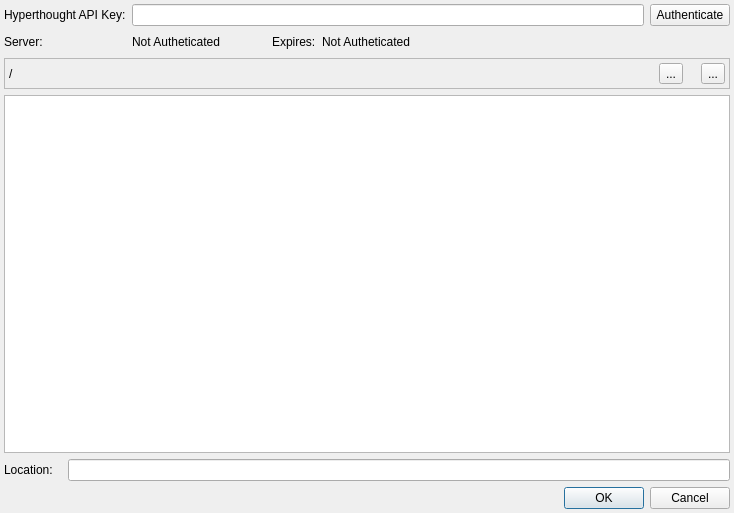
Qt form hyperthoughtdialog.ui (BlueQuartzSoftware/MetaForge) before a commit.
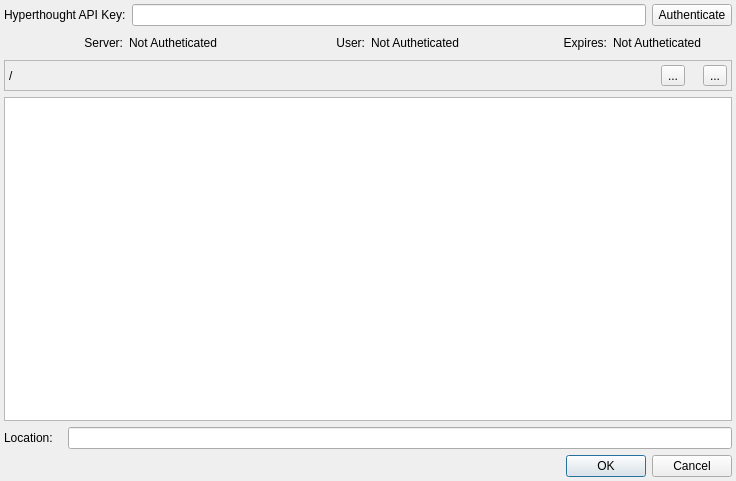
The same form after that commit. Icons and pictures are not drawn. Custom widgets are drawn as their Qt base class.

Commit message: Various updates and UX improvements to the HyperThought Dialog.

```diff
--- a/hyperthoughtdialog.ui
+++ b/hyperthoughtdialog.ui
@@ -6,8 +6,8 @@
    <rect>
     <x>0</x>
     <y>0</y>
-    <width>734</width>
-    <height>513</height>
+    <width>736</width>
+    <height>481</height>
    </rect>
   </property>
   <property name="sizePolicy">
@@ -29,7 +29,7 @@
    <property name="spacing">
     <number>6</number>
    </property>
-   <item row="2" column="0" colspan="9">
+   <item row="2" column="0" colspan="12">
     <widget class="QFrame" name="frame">
      <property name="sizePolicy">
       <sizepolicy hsizetype="Preferred" vsizetype="Preferred">
@@ -109,34 +109,68 @@
      </layout>
     </widget>
    </item>
-   <item row="1" column="2">
-    <widget class="QLabel" name="ht_server_url">
-     <property name="text">
-      <string>Not Autheticated</string>
-     </property>
-    </widget>
-   </item>
-   <item row="4" column="1" colspan="8">
+   <item row="4" column="1" colspan="11">
     <widget class="QLineEdit" name="locationLineEdit"/>
    </item>
-   <item row="3" column="0" colspan="9">
-    <widget class="QListView" name="listView"/>
-   </item>
-   <item row="1" column="0">
-    <widget class="QLabel" name="label">
-     <property name="text">
-      <string>Server:</string>
+   <item row="1" column="0" colspan="12">
+    <layout class="QHBoxLayout" name="horizontalLayout_3">
+     <property name="margin">
+      <number>4</number>
      </property>
-    </widget>
+     <item>
+      <widget class="QLabel" name="label">
+       <property name="text">
+        <string>Server:</string>
+       </property>
+       <property name="alignment">
+        <set>Qt::AlignRight|Qt::AlignTrailing|Qt::AlignVCenter</set>
+       </property>
+      </widget>
+     </item>
+     <item>
+      <widget class="QLabel" name="ht_server_url">
+       <property name="text">
+        <string>Not Autheticated</string>
+       </property>
+      </widget>
+     </item>
+     <item>
+      <widget class="QLabel" name="label_3">
+       <property name="text">
+        <string>User:</string>
+       </property>
+       <property name="alignment">
+        <set>Qt::AlignRight|Qt::AlignTrailing|Qt::AlignVCenter</set>
+       </property>
+      </widget>
+     </item>
+     <item>
+      <widget class="QLabel" name="ht_username">
+       <property name="text">
+        <string>Not Autheticated</string>
+       </property>
+      </widget>
+     </item>
+     <item>
+      <widget class="QLabel" name="label_2">
+       <property name="text">
+        <string>Expires:</string>
+       </property>
+       <property name="alignment">
+        <set>Qt::AlignRight|Qt::AlignTrailing|Qt::AlignVCenter</set>
+       </property>
+      </widget>
+     </item>
+     <item>
+      <widget class="QLabel" name="token_expiration">
+       <property name="text">
+        <string>Not Autheticated</string>
+       </property>
+      </widget>
+     </item>
+    </layout>
    </item>
-   <item row="1" column="4">
-    <widget class="QLabel" name="label_2">
-     <property name="text">
-      <string>Expires:</string>
-     </property>
-    </widget>
-   </item>
-   <item row="0" column="2" colspan="6">
+   <item row="0" column="2" colspan="9">
     <widget class="QLineEdit" name="apiKeyLineEdit">
      <property name="sizePolicy">
       <sizepolicy hsizetype="Minimum" vsizetype="Fixed">
@@ -152,13 +186,6 @@
      </property>
     </widget>
    </item>
-   <item row="1" column="5">
-    <widget class="QLabel" name="token_expiration">
-     <property name="text">
-      <string>Not Autheticated</string>
-     </property>
-    </widget>
-   </item>
    <item row="0" column="0" colspan="2">
     <widget class="QLabel" name="apiKeyLabel">
      <property name="text">
@@ -166,7 +193,7 @@
      </property>
     </widget>
    </item>
-   <item row="0" column="8">
+   <item row="0" column="11">
     <widget class="QPushButton" name="apiKeyButton">
      <property name="text">
       <string>Authenticate</string>
@@ -180,20 +207,7 @@
      </property>
     </widget>
    </item>
-   <item row="5" column="6">
-    <spacer name="horizontalSpacer">
-     <property name="orientation">
-      <enum>Qt::Horizontal</enum>
-     </property>
-     <property name="sizeHint" stdset="0">
-      <size>
-       <width>380</width>
-       <height>20</height>
-      </size>
-     </property>
-    </spacer>
-   </item>
-   <item row="5" column="7" colspan="2">
+   <item row="5" column="10" colspan="2">
     <widget class="QDialogButtonBox" name="buttonBox">
      <property name="orientation">
       <enum>Qt::Horizontal</enum>
@@ -203,24 +217,47 @@
      </property>
     </widget>
    </item>
-   <item row="1" column="3">
-    <spacer name="horizontalSpacer_4">
+   <item row="5" column="7" colspan="3">
+    <spacer name="horizontalSpacer">
      <property name="orientation">
       <enum>Qt::Horizontal</enum>
      </property>
-     <property name="sizeType">
-      <enum>QSizePolicy::Fixed</enum>
-     </property>
      <property name="sizeHint" stdset="0">
       <size>
-       <width>40</width>
+       <width>380</width>
        <height>20</height>
       </size>
      </property>
     </spacer>
    </item>
+   <item row="3" column="0" colspan="12">
+    <widget class="DeselectableListView" name="listView">
+     <property name="alternatingRowColors">
+      <bool>true</bool>
+     </property>
+     <property name="selectionMode">
+      <enum>QAbstractItemView::SingleSelection</enum>
+     </property>
+     <property name="selectionBehavior">
+      <enum>QAbstractItemView::SelectItems</enum>
+     </property>
+     <property name="uniformItemSizes">
+      <bool>true</bool>
+     </property>
+     <property name="selectionRectVisible">
+      <bool>true</bool>
+     </property>
+    </widget>
+   </item>
   </layout>
  </widget>
+ <customwidgets>
+  <customwidget>
+   <class>DeselectableListView</class>
+   <extends>QListView</extends>
+   <header location="global">ht_widgets.deselectable_list_view</header>
+  </customwidget>
+ </customwidgets>
  <resources/>
  <connections>
   <connection>
```
The commit also changes 5 other files.
